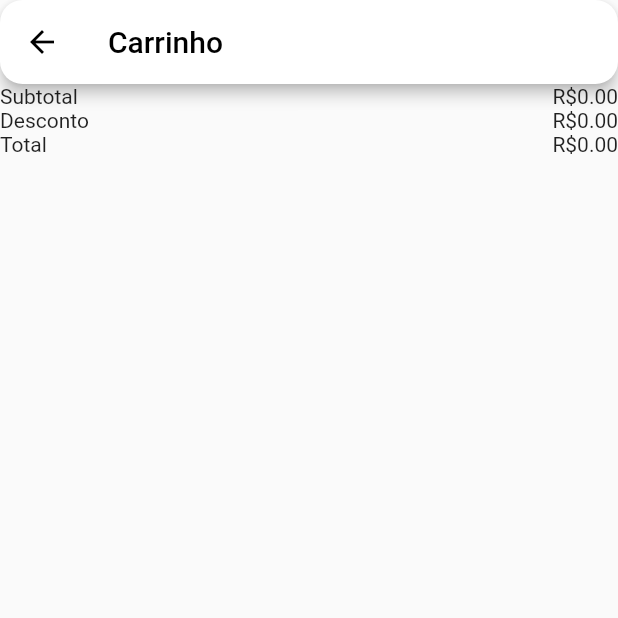
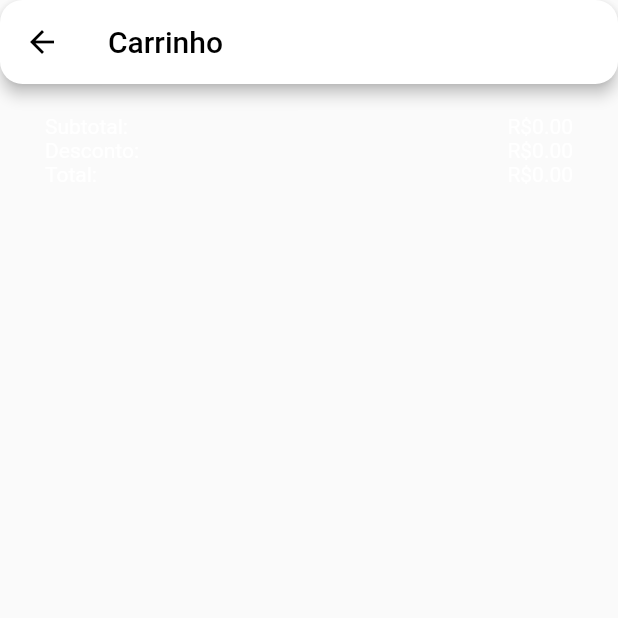
Before and after one commit to Romulo89/shopping-food, a Flutter app: the CarrinhoDetalhes screen opened by its route, on a phone screen of 412 x 824 dp, the top half of it. Run offline on Flutter 3.47's test engine with Material 2 defaults, Android fonts, the light colour scheme and no system bars.

Commit message:
estilizacao do carrinho

```diff
--- a/lib/carrinho/presentation/resumo.dart
+++ b/lib/carrinho/presentation/resumo.dart
@@ -8,27 +8,64 @@ class CarrinhoResumo extends StatelessWidget {
   @override
   Widget build(BuildContext context) {
     return Container(
+      padding: const EdgeInsets.symmetric(horizontal: 30, vertical: 20),
       child: Column(
         children: [
           Row(
             mainAxisAlignment: MainAxisAlignment.spaceBetween,
             children: [
-              const Text('Subtotal'),
-              Text('R\$${carrinho.subtotal.toStringAsFixed(2)}'),
+              Text(
+                'Subtotal:',
+                style: Theme.of(context)
+                    .textTheme
+                    .bodyMedium!
+                    .copyWith(color: Colors.white),
+              ),
+              Text(
+                'R\$${carrinho.subtotal.toStringAsFixed(2)}',
+                style: Theme.of(context)
+                    .textTheme
+                    .bodyMedium!
+                    .copyWith(color: Colors.white),
+              ),
             ],
           ),
           Row(
             mainAxisAlignment: MainAxisAlignment.spaceBetween,
             children: [
-              const Text('Desconto'),
-              Text(carrinho.desconto.dinheiro),
+              Text(
+                'Desconto:',
+                style: Theme.of(context)
+                    .textTheme
+                    .bodyMedium!
+                    .copyWith(color: Colors.white),
+              ),
+              Text(
+                carrinho.desconto.dinheiro,
+                style: Theme.of(context)
+                    .textTheme
+                    .bodyMedium!
+                    .copyWith(color: Colors.white),
+              ),
             ],
           ),
           Row(
             mainAxisAlignment: MainAxisAlignment.spaceBetween,
             children: [
-              const Text('Total'),
-              Text(carrinho.total.dinheiro),
+              Text(
+                'Total:',
+                style: Theme.of(context)
+                    .textTheme
+                    .bodyMedium!
+                    .copyWith(color: Colors.white),
+              ),
+              Text(
+                carrinho.total.dinheiro,
+                style: Theme.of(context)
+                    .textTheme
+                    .bodyMedium!
+                    .copyWith(color: Colors.white),
+              ),
             ],
           ),
         ],
```
